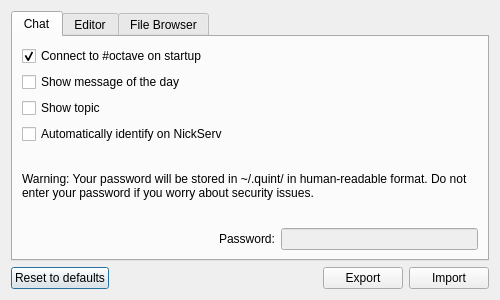
Before: the Qt Designer form gui/src/SettingsDialog.ui in ctaggart/octave, drawn with Qt 5.
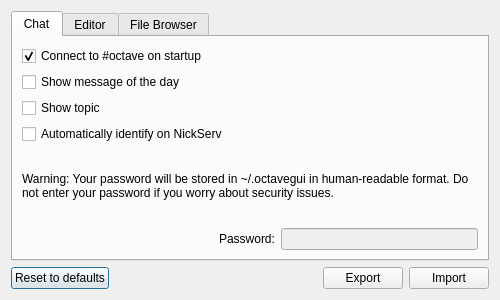
After: the same form once the commit is applied.

Diff of the .ui file:
```diff
--- a/gui/src/SettingsDialog.ui
+++ b/gui/src/SettingsDialog.ui
@@ -75,7 +75,7 @@
          <item>
           <widget class="QLabel" name="label_2">
            <property name="text">
-            <string>Warning: Your password will be stored in ~/.quint/ in human-readable format. Do not enter your password if you worry about security issues.</string>
+            <string>Warning: Your password will be stored in ~/.octavegui in human-readable format. Do not enter your password if you worry about security issues.</string>
            </property>
            <property name="wordWrap">
             <bool>true</bool>
```
